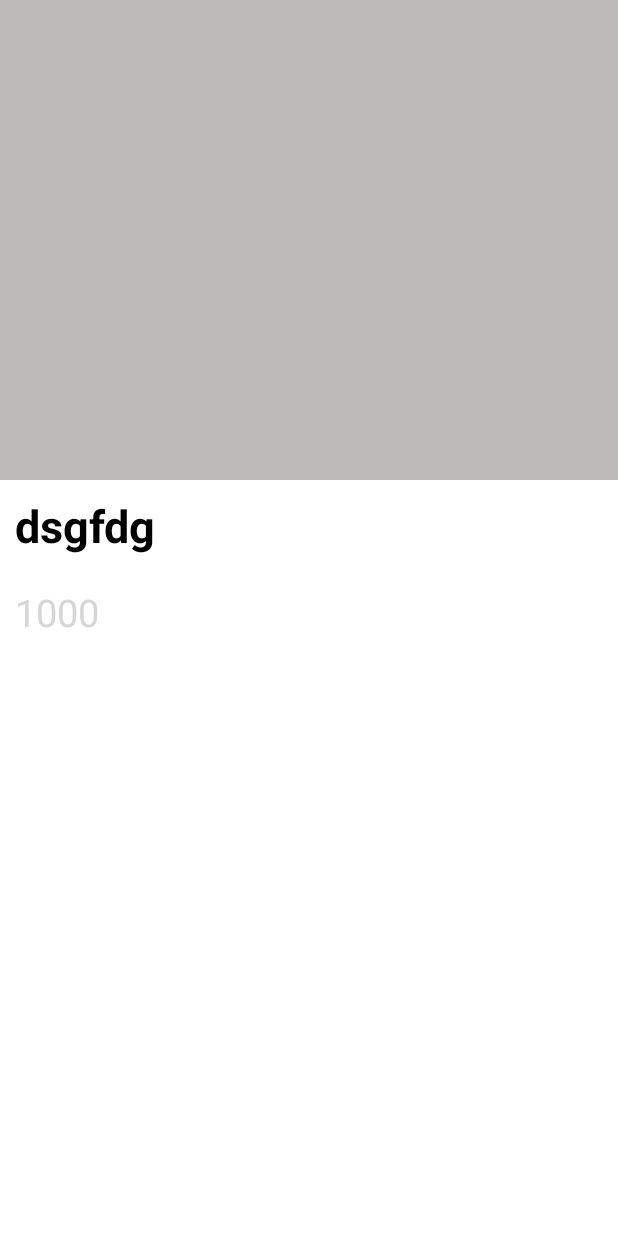
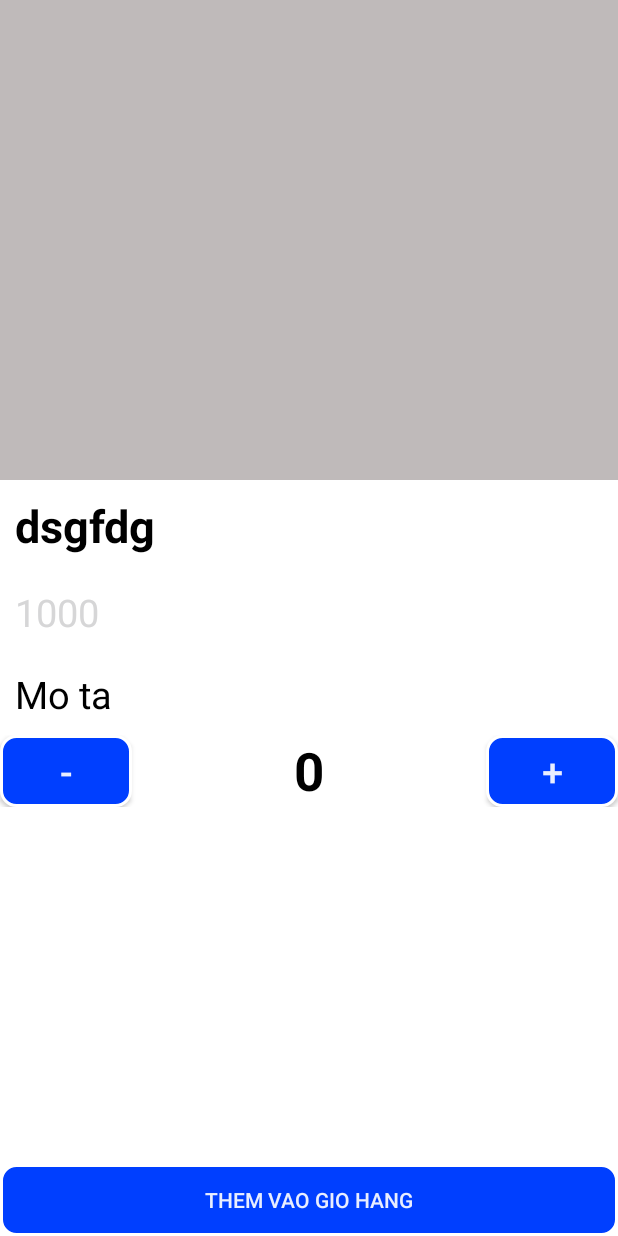
Before and after one commit to phattq21it/DoAnCoSo3, an Android app: the layout fragment_details.xml on its own in the app's theme, with its tools: preview values and no code run, on a phone screen of 412 x 824 dp. Run offline under Robolectric (Android 15) with nearby library versions, the phone set to English and light mode, and no system bars.

Commit message:
update lan6,them vao gio hang trong trang detail

```diff
--- a/app/src/main/java/com/example/myapplication/Adapter/ItemRecyclerAdapter.java
+++ b/app/src/main/java/com/example/myapplication/Adapter/ItemRecyclerAdapter.java
@@ -26,7 +26,6 @@ public class ItemRecyclerAdapter extends FirebaseRecyclerAdapter<Drink, ItemRecy
 
     public void setData(IClickAddToCartListener iClickAddToCartListener) {
         this.iClickAddToCartListener = iClickAddToCartListener;
-
     }
 
     public ItemRecyclerAdapter(@NonNull FirebaseRecyclerOptions<Drink> options) {
@@ -44,7 +43,7 @@ public class ItemRecyclerAdapter extends FirebaseRecyclerAdapter<Drink, ItemRecy
             public void onClick(View view) {
                 AppCompatActivity activity = (AppCompatActivity) view.getContext();
                 activity.getSupportFragmentManager().beginTransaction()
-                        .replace(R.id.framlayoutman, new DetailsFragment(model.getName(), model.getPrice(), model.getImage()))
+                        .replace(R.id.framlayoutman, new DetailsFragment(model.getName(), model.getPrice(), model.getImage(),"chua co mo ta"))
                         .addToBackStack(null).commit();
             }
         });
--- a/app/src/main/java/com/example/myapplication/Adapter/ViewPagerAdapter.java
+++ b/app/src/main/java/com/example/myapplication/Adapter/ViewPagerAdapter.java
@@ -21,7 +21,6 @@ import com.example.myapplication.fragment.CartFragment;
     public Fragment createFragment(int position) {
         switch (position){
             case 0:
-            return new HomeFragMent();
             case 1:
                 return new CartFragment();
             case 2  :
--- a/app/src/main/java/com/example/myapplication/fragment/HomeFragMent.java
+++ b/app/src/main/java/com/example/myapplication/fragment/HomeFragMent.java
@@ -49,7 +49,6 @@ public class HomeFragMent extends Fragment {
 
     private String mParam1;
     private String mParam2;
-    RecyclerView recview;
     private MainActivity mainActivity;
     private MenuItem menuItem;
     private SearchView searchView;
@@ -62,7 +61,6 @@ public class HomeFragMent extends Fragment {
             R.drawable.five,
             R.drawable.six};
 
-    SliderAdapter sliderAdapter;
     SliderView sliderView;
     public HomeFragMent() {
 
@@ -109,7 +107,6 @@ public class HomeFragMent extends Fragment {
                 getParentFragmentManager().setFragmentResult("datasearch",bundle);
                 hideKeyboard(mainActivity);
                 replaceFragment(new ResultSearchFragment());
-                Log.d(query,query);
 
                 return true;
             }
--- a/app/src/main/java/com/example/myapplication/model/Drink.java
+++ b/app/src/main/java/com/example/myapplication/model/Drink.java
@@ -1,7 +1,7 @@
 package com.example.myapplication.model;
 
 public class Drink {
-    private String key,name,image,price;
+    private String key,name,image,price,mota;
     private boolean isAddToCart;
 
 
--- /dev/null
+++ b/app/src/main/res/drawable/btnblue.xml
@@ -0,0 +1,6 @@
+<?xml version="1.0" encoding="utf-8"?>
+<shape android:shape="rectangle" xmlns:android="http://schemas.android.com/apk/res/android">
+    <solid android:color="#003fff"/>
+    <corners android:radius="10dp"/>
+    <stroke android:width="2dp" android:color="@color/white"/>
+</shape>
--- a/app/src/main/res/layout/fragment_details.xml
+++ b/app/src/main/res/layout/fragment_details.xml
@@ -18,7 +18,8 @@
         android:layout_height="match_parent"
         android:orientation="vertical"
         android:background="@color/white"
-        android:layout_marginTop="20dp">
+        android:layout_marginTop="20dp"
+        >
     <TextView
         android:id="@+id/nameholder"
         android:layout_width="match_parent"
@@ -39,6 +40,59 @@
         android:textColor="@color/red"
         android:textSize="25sp"
         android:layout_margin="10dp"/>
+        <TextView
+        android:id="@+id/txtmota"
+        android:layout_width="match_parent"
+        android:layout_height="wrap_content"
+        android:layout_marginTop="10dp"
+        android:text="Mo ta"
+        android:textColor="@color/black"
+        android:textSize="25sp"
+        android:layout_margin="10dp"/>
+
+            <RelativeLayout
+                android:layout_width="match_parent"
+                android:layout_height="wrap_content">
+                <androidx.appcompat.widget.AppCompatButton
+                    android:id="@+id/btngiam"
+                    android:layout_width="wrap_content"
+                    android:layout_height="wrap_content"
+                    android:text="-"
+                    android:textSize="25sp"
+                    android:textColor="#e9eeff"
+                    android:background="@drawable/btnblue"/>
+                <TextView
+                    android:id="@+id/txtsoluong"
+                    android:layout_width="wrap_content"
+                    android:layout_height="wrap_content"
+                    android:text="0"
+                    android:textSize="35sp"
+                    android:textStyle="bold"
+                    android:textColor="@color/black"
+                    android:layout_centerHorizontal="true"/>
+                <androidx.appcompat.widget.AppCompatButton
+                    android:id="@+id/btntang"
+                    android:layout_width="wrap_content"
+                    android:layout_height="wrap_content"
+                    android:text="+"
+                    android:textSize="25sp"
+                    android:layout_alignParentEnd="true"
+                    android:textColor="#e9eeff"
+                    android:background="@drawable/btnblue"/>
+            </RelativeLayout>
+           <RelativeLayout
+               android:layout_width="match_parent"
+               android:layout_height="match_parent"
+               >
+               <androidx.appcompat.widget.AppCompatButton
+                   android:id="@+id/btnthemgiohang"
+                   android:layout_width="match_parent"
+                   android:layout_height="wrap_content"
+                   android:text="Them vao gio hang"
+                   android:layout_alignParentBottom="true"
+                   android:textColor="#e9eeff"
+                   android:background="@drawable/btnblue"/>
+           </RelativeLayout>
     </LinearLayout>
 
 </LinearLayout>
```
Also changed, not shown: app/src/main/java/com/example/myapplication/WelcomeActivity.java (+48 -44 lines), app/src/main/java/com/example/myapplication/fragment/DetailsFragment.java (+61 -10 lines), app/src/main/res/layout/activity_welcome.xml (+23 -5 lines).
